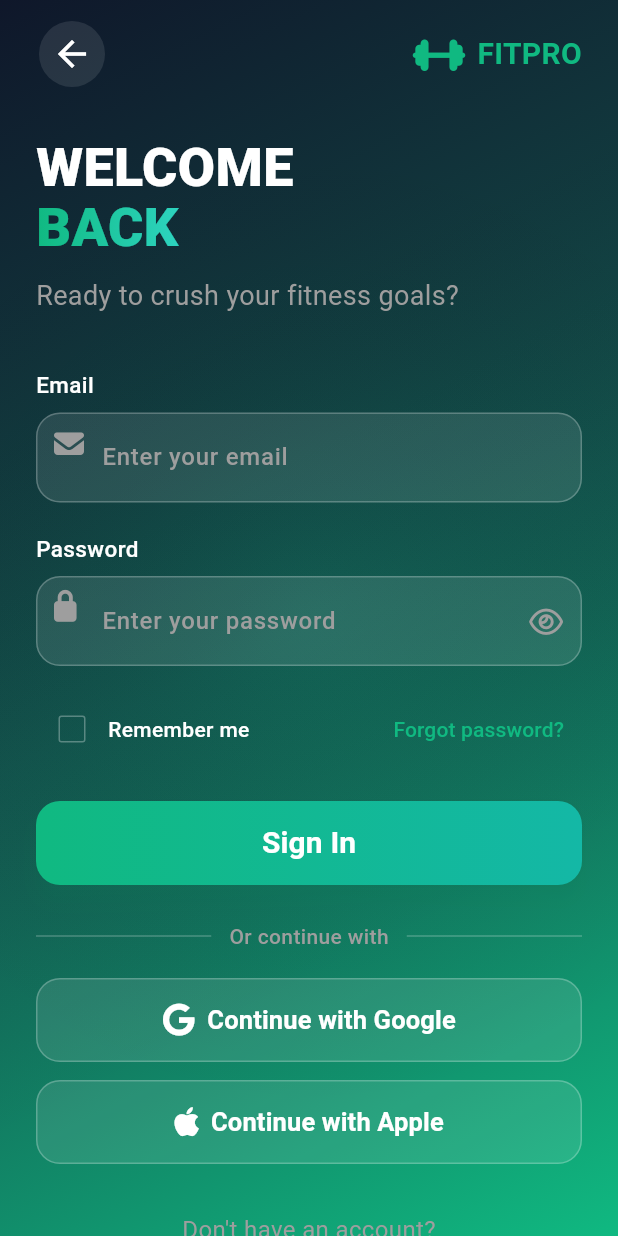
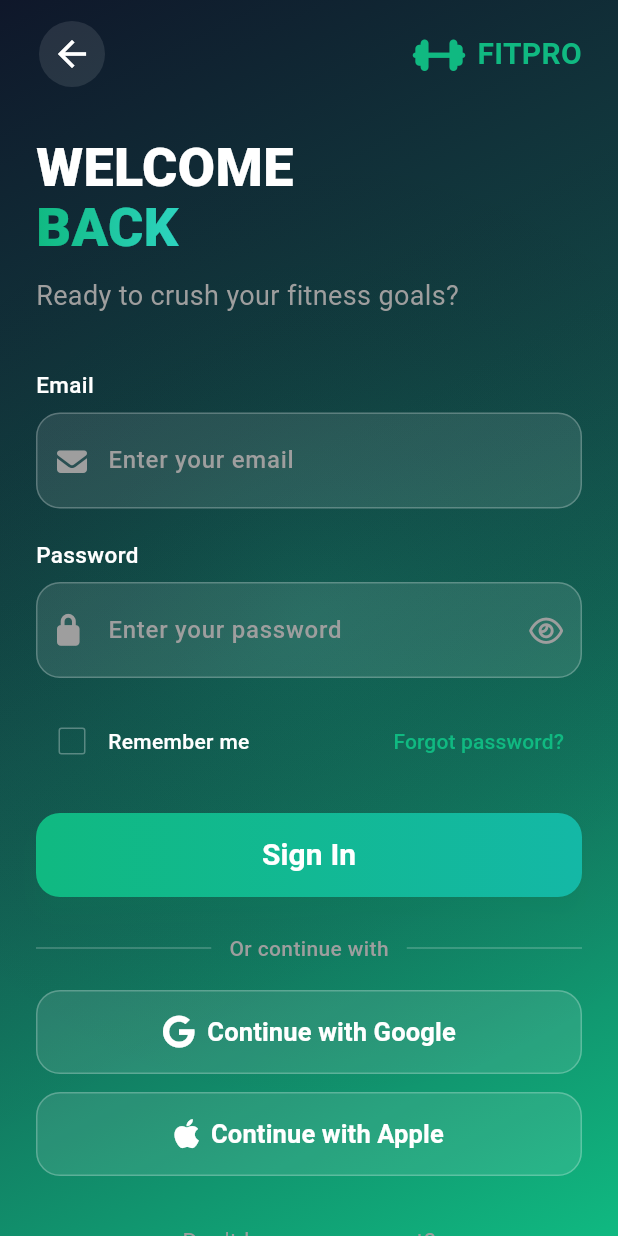
Before and after one commit to L3andro-Just1no/ShapeFLow, a Flutter app: the SignInScreen screen opened directly, on a phone screen of 412 x 824 dp. Run offline on Flutter 3.47's test engine with Material 3 defaults, Android fonts, the phone set to English and light mode, and no system bars; our stand-ins replace font_awesome_flutter, go_router.

Commit message:
icons padding changed signin and signup

```diff
--- a/lib/screens/signin_screen.dart
+++ b/lib/screens/signin_screen.dart
@@ -162,11 +162,11 @@ class _SignInScreenState extends State<SignInScreen> {
                                 filled: true,
                                 fillColor: Colors.white10,
                                 prefixIcon: const Padding(
-                                  padding: EdgeInsets.only(left: 12, right: 8),
+                                  padding: EdgeInsets.only(left: 14, right: 4),
                                   child: FaIcon(FontAwesomeIcons.solidEnvelope, color: Colors.grey, size: 20),
                                 ),
-                                prefixIconConstraints: BoxConstraints(minWidth: 40, minHeight: 40),
-                                contentPadding: const EdgeInsets.symmetric(vertical: 18, horizontal: 16),
+                                prefixIconConstraints: BoxConstraints(minWidth: 44),
+                                contentPadding: EdgeInsets.symmetric(vertical: 20, horizontal: 0),
                                 border: OutlineInputBorder(
                                   borderRadius: BorderRadius.circular(16),
                                   borderSide: const BorderSide(color: Colors.white24),
@@ -206,11 +206,11 @@ class _SignInScreenState extends State<SignInScreen> {
                                 filled: true,
                                 fillColor: Colors.white10,
                                 prefixIcon: const Padding(
-                                  padding: EdgeInsets.only(left: 12, right: 8),
+                                  padding: EdgeInsets.only(left: 14, right: 4),
                                   child: FaIcon(FontAwesomeIcons.lock, color: Colors.grey, size: 20),
                                 ),
-                                prefixIconConstraints: BoxConstraints(minWidth: 40, minHeight: 40),
-                                contentPadding: const EdgeInsets.symmetric(vertical: 18, horizontal: 16),
+                                prefixIconConstraints: BoxConstraints(minWidth: 44),
+                                contentPadding: EdgeInsets.symmetric(vertical: 20, horizontal: 0),
                                 border: OutlineInputBorder(
                                   borderRadius: BorderRadius.circular(16),
                                   borderSide: BorderSide(color: Colors.white24),
```
Also changed, not shown: lib/screens/signup_screen.dart (+6 -6 lines).
